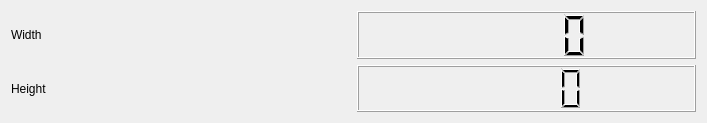
This is Source/src/MainWindow.ui in domi4484/pixelmeter as Qt 5 draws it before an edit. The edited form follows.
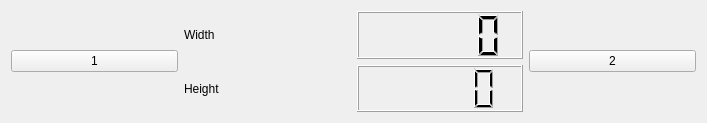
This is the edited form.

Commit message: Aggiunto il primo widget body pensato come corpo del calibro

```diff
--- a/Source/src/MainWindow.ui
+++ b/Source/src/MainWindow.ui
@@ -15,25 +15,39 @@
   </property>
   <widget class="QWidget" name="centralWidget">
    <layout class="QGridLayout" name="gridLayout">
-    <item row="1" column="0">
+    <item row="1" column="2">
+     <widget class="QLCDNumber" name="m_QLcdNumber_Height"/>
+    </item>
+    <item row="1" column="1">
      <widget class="QLabel" name="label_2">
       <property name="text">
        <string>Height</string>
       </property>
      </widget>
     </item>
-    <item row="0" column="0">
+    <item row="0" column="1">
      <widget class="QLabel" name="label">
       <property name="text">
        <string>Width</string>
       </property>
      </widget>
     </item>
-    <item row="0" column="1">
+    <item row="0" column="2">
      <widget class="QLCDNumber" name="m_QLcdNumber_Width"/>
     </item>
-    <item row="1" column="1">
-     <widget class="QLCDNumber" name="m_QLcdNumber_Height"/>
+    <item row="0" column="0" rowspan="2">
+     <widget class="QPushButton" name="m_QPushButton_1">
+      <property name="text">
+       <string>1</string>
+      </property>
+     </widget>
+    </item>
+    <item row="0" column="3" rowspan="2">
+     <widget class="QPushButton" name="m_QPushButton_2">
+      <property name="text">
+       <string>2</string>
+      </property>
+     </widget>
     </item>
    </layout>
   </widget>
```
The commit also changes 5 other files.
